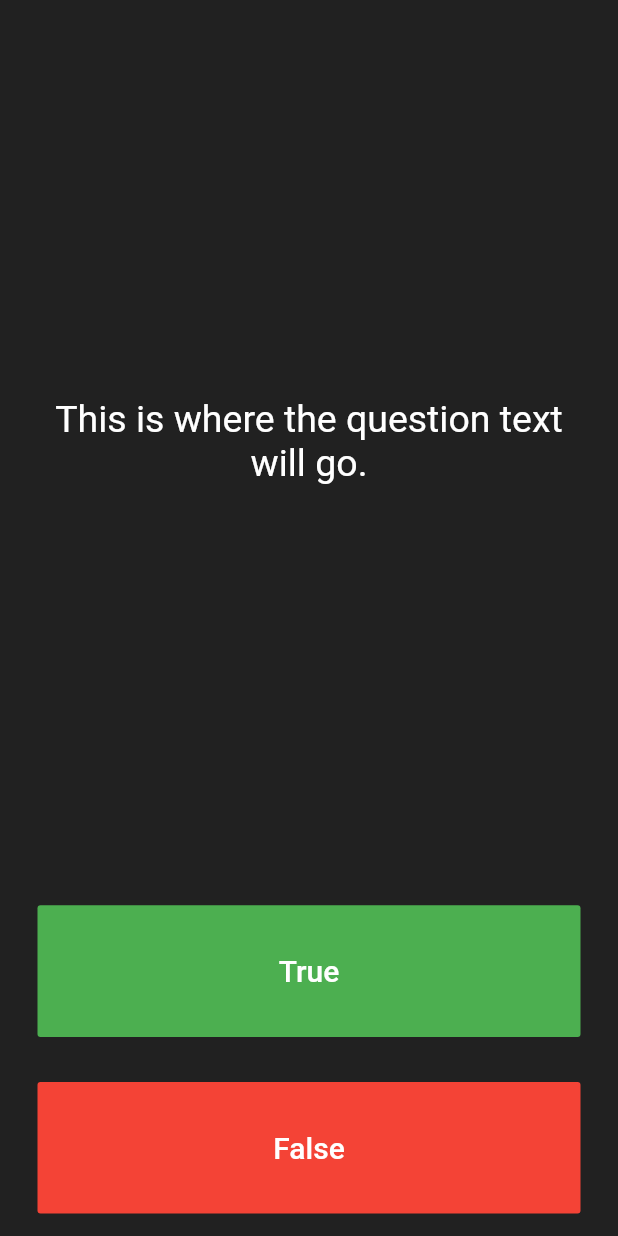
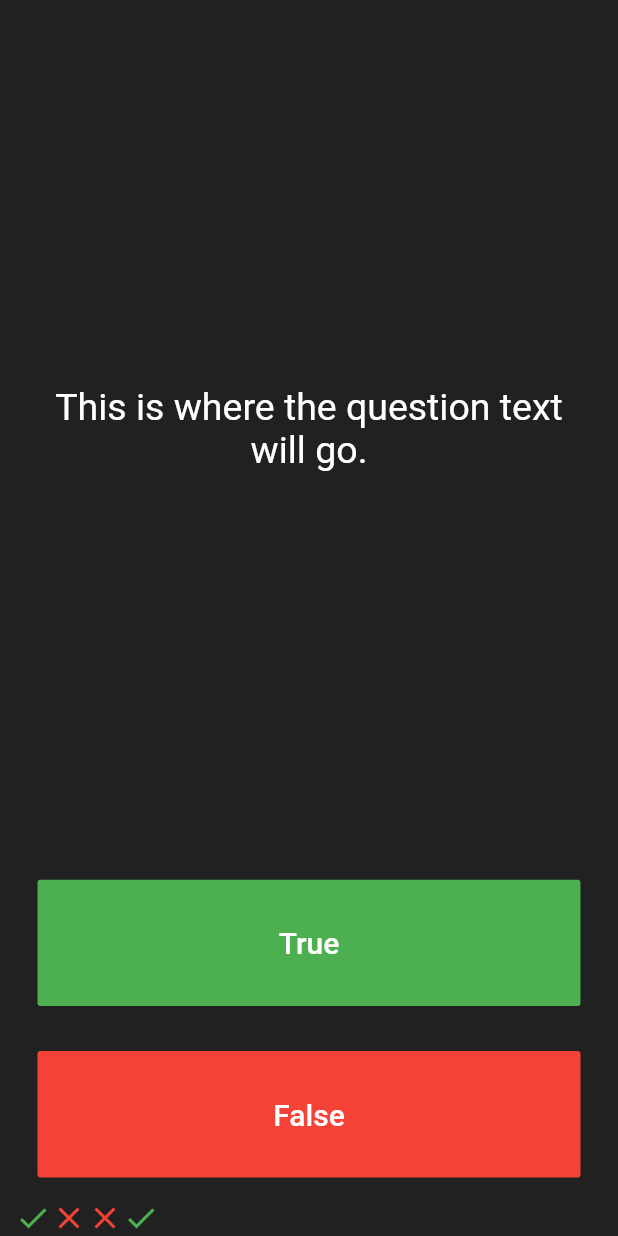
Before and after one commit to Aspabac/quiz_flutter, a Flutter app: the screen it shows after launch, after a tap on "True", on a phone screen of 412 x 824 dp. Run offline on Flutter 3.47's test engine with Material 2 defaults, Android fonts, the phone set to English and light mode, and no system bars.

Commit message:
made a List

```diff
--- a/lib/main.dart
+++ b/lib/main.dart
@@ -25,6 +25,20 @@ class QuizPage extends StatefulWidget {
 }
 
 class _QuizPageState extends State<QuizPage> {
+  List<Icon> scoreKeeper = [
+    Icon(
+      Icons.check,
+      color: Colors.green,
+    ),
+    Icon(
+      Icons.close,
+      color: Colors.red,
+    ),
+    Icon(
+      Icons.close,
+      color: Colors.red,
+    )
+  ];
   @override
   Widget build(BuildContext context) {
     return Column(
@@ -62,6 +76,15 @@ class _QuizPageState extends State<QuizPage> {
               ),
               onPressed: () {
                 //The user picked true.
+                setState(() {
+                  scoreKeeper.add(
+                    Icon(
+                      Icons.check,
+                      color: Colors.green,
+                    ),
+                  );
+                });
+
               },
             ),
           ),
@@ -84,7 +107,9 @@ class _QuizPageState extends State<QuizPage> {
             ),
           ),
         ),
-        //TODO: Add a Row here as your score keeper
+        Row(
+          children: scoreKeeper,
+        )
       ],
     );
   }
```
